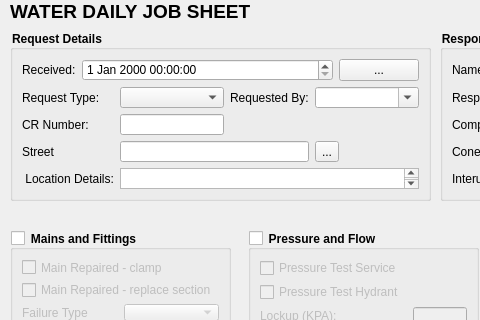
Above: forms/formWaterJobSheetDraft1/WaterJobSheetDraft1.ui from NathanW2/qmap before the change; both pictures show x 0 to 480 and y 0 to 320 of the 1023 by 768 pixel window. Below: the same form after it.
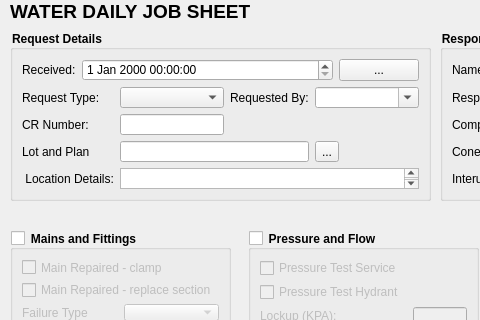
That is the form after the change.

What changed in the file:
```diff
--- a/forms/formWaterJobSheetDraft1/WaterJobSheetDraft1.ui
+++ b/forms/formWaterJobSheetDraft1/WaterJobSheetDraft1.ui
@@ -1182,7 +1182,7 @@
     <item row="3" column="0">
      <widget class="QLabel" name="label">
       <property name="text">
-       <string>Street</string>
+       <string>Lot and Plan</string>
       </property>
      </widget>
     </item>
```
Left out of the diff: 4 changed lines with no effect on the pictures.
